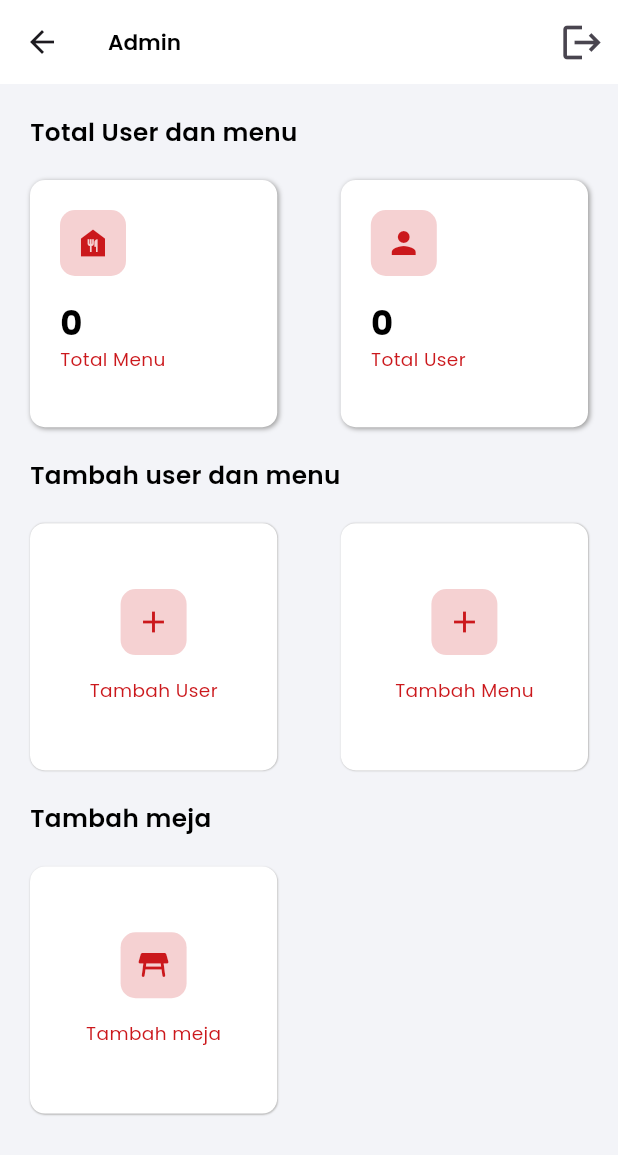
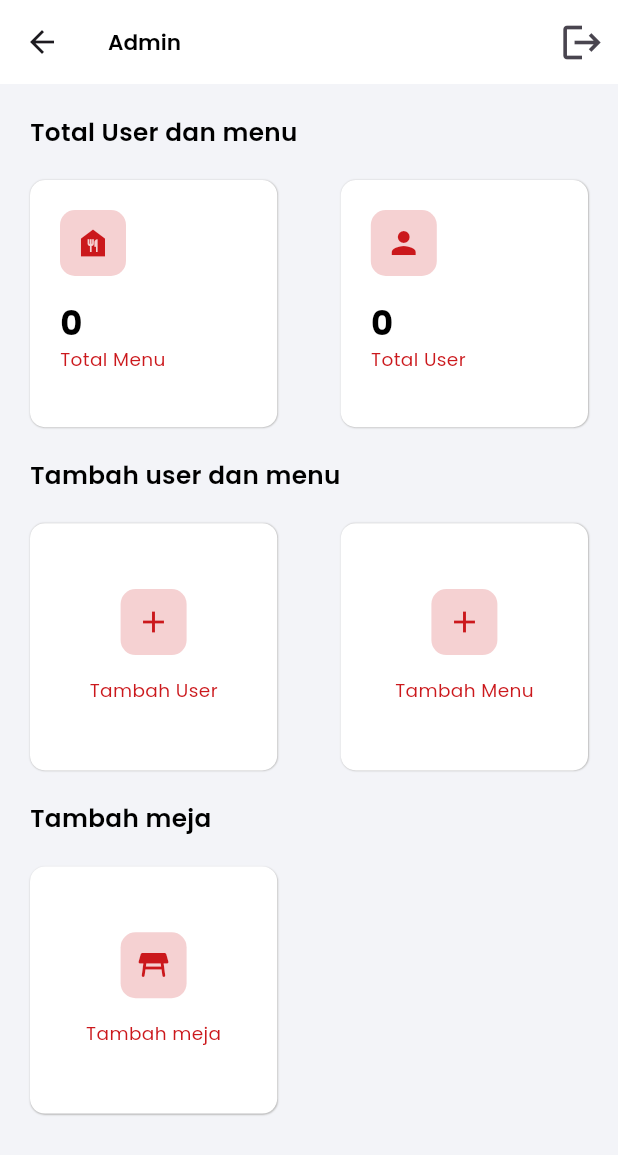
Before and after one commit to silkiy/ukk_cafe, a Flutter app: the HomeAdminPage screen opened by its route, on a phone screen of 412 x 824 dp. Shown: the top 1155 px of the screen. Run offline on Flutter 3.47's test engine with Material 3 defaults, Android fonts, the phone set to English and light mode, and no system bars; our stand-ins replace cached_network_image, cloud_firestore, firebase_auth, firebase_core, firebase_storage, flutter_rating_bar and 5 more; accounts and stored records are empty.

Commit message:
fix (frontend) : update  boxShadow

```diff
--- a/lib/components/admin/information_container.dart
+++ b/lib/components/admin/information_container.dart
@@ -32,9 +32,9 @@ class InformationContainer extends StatelessWidget {
           ),
           boxShadow: [
             BoxShadow(
-              color: Colors.grey,
-              offset: Offset(1, 1),
-              blurRadius: 2,
+              color: Colors.grey.shade400,
+              offset: Offset(0.4, 0.4),
+              blurRadius: 0.2,
             ),
           ],
         ),
```
